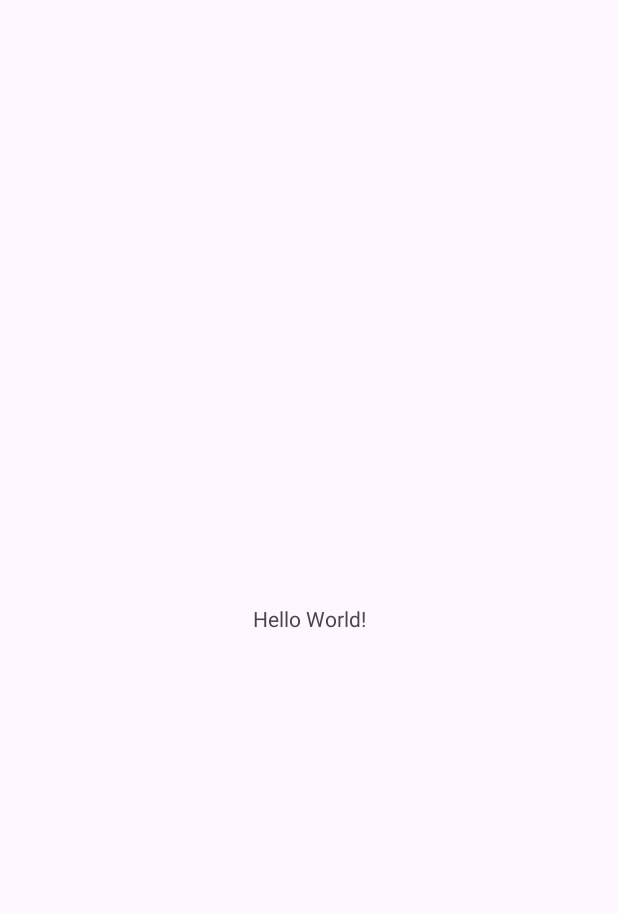
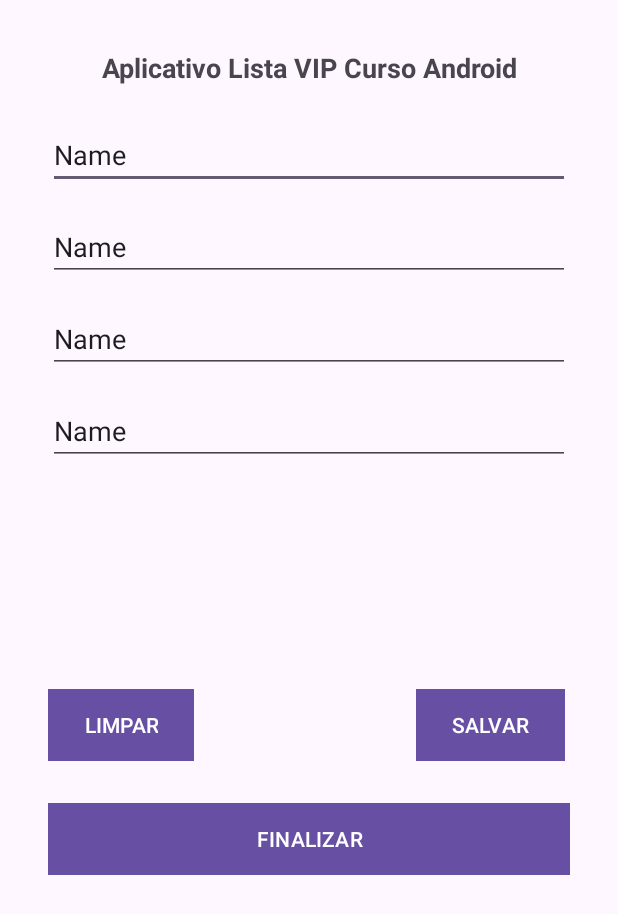
Before and after one commit to Marcio44/AppsAndroid2023, an Android app: the screen it shows after launch (MainActivity), on a phone screen of 412 x 824 dp. Before the commit the part shown is almost empty. Shown: the top 914 px of the screen. Run offline under Robolectric (Android 15) with nearby library versions, the phone set to English and light mode, and no system bars.

Commit message:
Layout do app criado.

```diff
--- a/AppListaCurso/app/src/main/res/layout/activity_main.xml
+++ b/AppListaCurso/app/src/main/res/layout/activity_main.xml
@@ -4,15 +4,112 @@
     xmlns:tools="http://schemas.android.com/tools"
     android:layout_width="match_parent"
     android:layout_height="match_parent"
+    android:layout_margin="16dp"
     tools:context=".MainActivity">
 
     <TextView
-        android:layout_width="wrap_content"
-        android:layout_height="wrap_content"
-        android:text="Hello World!"
+        android:id="@+id/textView"
+        android:layout_width="347dp"
+        android:layout_height="32dp"
+        android:text="Aplicativo Lista VIP Curso Android"
+        android:textAlignment="center"
+        android:textSize="18sp"
+        android:textStyle="bold"
         app:layout_constraintBottom_toBottomOf="parent"
         app:layout_constraintEnd_toEndOf="parent"
         app:layout_constraintStart_toStartOf="parent"
-        app:layout_constraintTop_toTopOf="parent" />
+        app:layout_constraintTop_toTopOf="parent"
+        app:layout_constraintVertical_bias="0.022" />
+
+
+    <EditText
+        android:id="@+id/editTextText"
+        android:layout_width="match_parent"
+        android:layout_height="wrap_content"
+        android:layout_margin="16dp"
+        android:ems="10"
+        android:hint="Primeiro Nome"
+        android:inputType="text"
+        android:text="Name"
+        app:layout_constraintEnd_toEndOf="parent"
+        app:layout_constraintStart_toStartOf="parent"
+        app:layout_constraintTop_toBottomOf="@+id/textView" />
+
+    <EditText
+        android:id="@+id/editTextText2"
+        android:layout_width="match_parent"
+        android:layout_height="wrap_content"
+        android:layout_margin="16dp"
+        android:ems="10"
+        android:hint="Sobrenome"
+        android:inputType="text"
+        android:text="Name"
+        app:layout_constraintEnd_toEndOf="parent"
+        app:layout_constraintStart_toStartOf="parent"
+        app:layout_constraintTop_toBottomOf="@+id/editTextText" />
+
+    <EditText
+        android:id="@+id/editTextText3"
+        android:layout_width="match_parent"
+        android:layout_height="wrap_content"
+        android:layout_margin="16dp"
+        android:ems="10"
+        android:hint="Nome do Curso Desejado"
+        android:inputType="text"
+        android:text="Name"
+        app:layout_constraintEnd_toEndOf="parent"
+        app:layout_constraintStart_toStartOf="parent"
+        app:layout_constraintTop_toBottomOf="@+id/editTextText2" />
+
+    <EditText
+        android:id="@+id/editTextText4"
+        android:layout_width="match_parent"
+        android:layout_height="wrap_content"
+        android:layout_margin="16dp"
+        android:layout_marginTop="60dp"
+        android:ems="10"
+        android:hint="Telefone de Contato"
+        android:inputType="text"
+        android:text="Name"
+        app:layout_constraintEnd_toEndOf="parent"
+        app:layout_constraintStart_toStartOf="parent"
+        app:layout_constraintTop_toBottomOf="@+id/editTextText3" />
+
+    <Button
+        android:id="@+id/button"
+        android:layout_width="wrap_content"
+        android:layout_height="wrap_content"
+        android:layout_marginStart="16dp"
+        android:layout_marginBottom="28dp"
+        android:background="@color/corBotao"
+        android:text="LIMPAR"
+        app:layout_constraintBottom_toTopOf="@+id/button3"
+        app:layout_constraintStart_toStartOf="parent" />
+
+    <Button
+        android:id="@+id/button2"
+        android:layout_width="wrap_content"
+        android:layout_height="wrap_content"
+        android:layout_marginStart="148dp"
+        android:layout_marginBottom="28dp"
+        android:background="@color/corBotao"
+        android:text="SALVAR"
+        app:layout_constraintBottom_toTopOf="@+id/button3"
+        app:layout_constraintEnd_toEndOf="parent"
+        app:layout_constraintHorizontal_bias="0.0"
+        app:layout_constraintStart_toEndOf="@+id/button" />
+
+    <Button
+        android:id="@+id/button3"
+        android:layout_width="match_parent"
+        android:layout_height="wrap_content"
+        android:layout_marginStart="16dp"
+        android:layout_marginEnd="16dp"
+        android:background="@color/corBotao"
+        android:text="FINALIZAR"
+        app:layout_constraintBottom_toBottomOf="parent"
+        app:layout_constraintEnd_toEndOf="parent"
+        app:layout_constraintStart_toStartOf="parent"
+        app:layout_constraintTop_toBottomOf="@+id/editTextText4" />
 
 </androidx.constraintlayout.widget.ConstraintLayout>
--- a/AppListaCurso/app/src/main/res/values/colors.xml
+++ b/AppListaCurso/app/src/main/res/values/colors.xml
@@ -3,4 +3,5 @@
     <color name="black">#FF000000</color>
     <color name="white">#FFFFFFFF</color>
     <color name="magenta">#9C27B0</color>
+    <color name="corBotao">#61C4F1</color>
 </resources>
```
